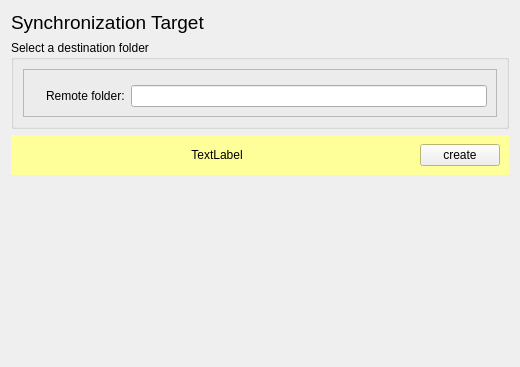
The window that src/mirall/folderwizardtargetpage.ui (nextcloud/desktop) describes before a commit, drawn with Qt 5.
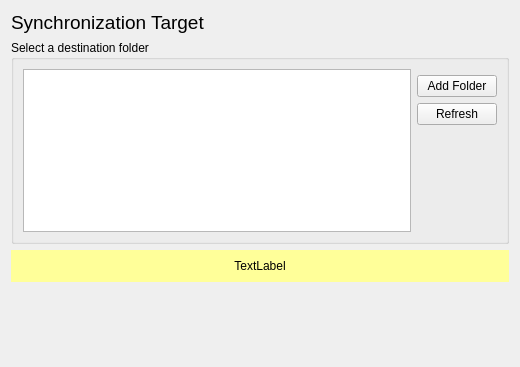
The same window after the commit.

Commit message:
Make selection of target ListView-based
Fixes #222

Patch:
```diff
--- a/src/mirall/folderwizardtargetpage.ui
+++ b/src/mirall/folderwizardtargetpage.ui
@@ -56,44 +56,41 @@
      <property name="checkable">
       <bool>false</bool>
      </property>
-     <layout class="QGridLayout" name="gridLayout_4">
-      <item row="0" column="0">
-       <widget class="QFrame" name="frame">
-        <property name="frameShape">
-         <enum>QFrame::StyledPanel</enum>
+     <layout class="QGridLayout" name="gridLayout">
+      <item row="1" column="1">
+       <widget class="QPushButton" name="addFolderButton">
+        <property name="text">
+         <string>Add Folder</string>
         </property>
-        <property name="frameShadow">
-         <enum>QFrame::Raised</enum>
+       </widget>
+      </item>
+      <item row="0" column="0" rowspan="4">
+       <widget class="QListWidget" name="folderListWidget"/>
+      </item>
+      <item row="3" column="1">
+       <spacer name="verticalSpacer_2">
+        <property name="orientation">
+         <enum>Qt::Vertical</enum>
         </property>
-        <layout class="QGridLayout" name="gridLayout">
-         <item row="0" column="0" rowspan="2">
-          <widget class="QLabel" name="label_5">
-           <property name="text">
-            <string/>
-           </property>
-          </widget>
-         </item>
-         <item row="1" column="1">
-          <layout class="QHBoxLayout" name="horizontalLayout_2">
-           <item>
-            <widget class="QLabel" name="label_4">
-             <property name="text">
-              <string>Remote folder:</string>
-             </property>
-            </widget>
-           </item>
-           <item>
-            <widget class="QLineEdit" name="OCFolderLineEdit"/>
-           </item>
-          </layout>
-         </item>
-        </layout>
+        <property name="sizeHint" stdset="0">
+         <size>
+          <width>20</width>
+          <height>40</height>
+         </size>
+        </property>
+       </spacer>
+      </item>
+      <item row="2" column="1">
+       <widget class="QPushButton" name="refreshButton">
+        <property name="text">
+         <string>Refresh</string>
+        </property>
        </widget>
       </item>
      </layout>
     </widget>
    </item>
-   <item row="2" column="0">
+   <item row="4" column="0">
     <widget class="QFrame" name="warnFrame">
      <property name="palette">
       <palette>
@@ -191,30 +188,20 @@
           <property name="alignment">
            <set>Qt::AlignCenter</set>
           </property>
+          <property name="wordWrap">
+           <bool>true</bool>
+          </property>
           <property name="margin">
            <number>3</number>
           </property>
          </widget>
         </item>
-        <item>
-         <widget class="QPushButton" name="_buttCreateFolder">
-          <property name="sizePolicy">
-           <sizepolicy hsizetype="Maximum" vsizetype="Fixed">
-            <horstretch>0</horstretch>
-            <verstretch>0</verstretch>
-           </sizepolicy>
-          </property>
-          <property name="text">
-           <string>create</string>
-          </property>
-         </widget>
-        </item>
        </layout>
       </item>
      </layout>
     </widget>
    </item>
-   <item row="3" column="0">
+   <item row="5" column="0">
     <spacer name="verticalSpacer">
      <property name="orientation">
       <enum>Qt::Vertical</enum>
```
The commit also changes 4 other files.
